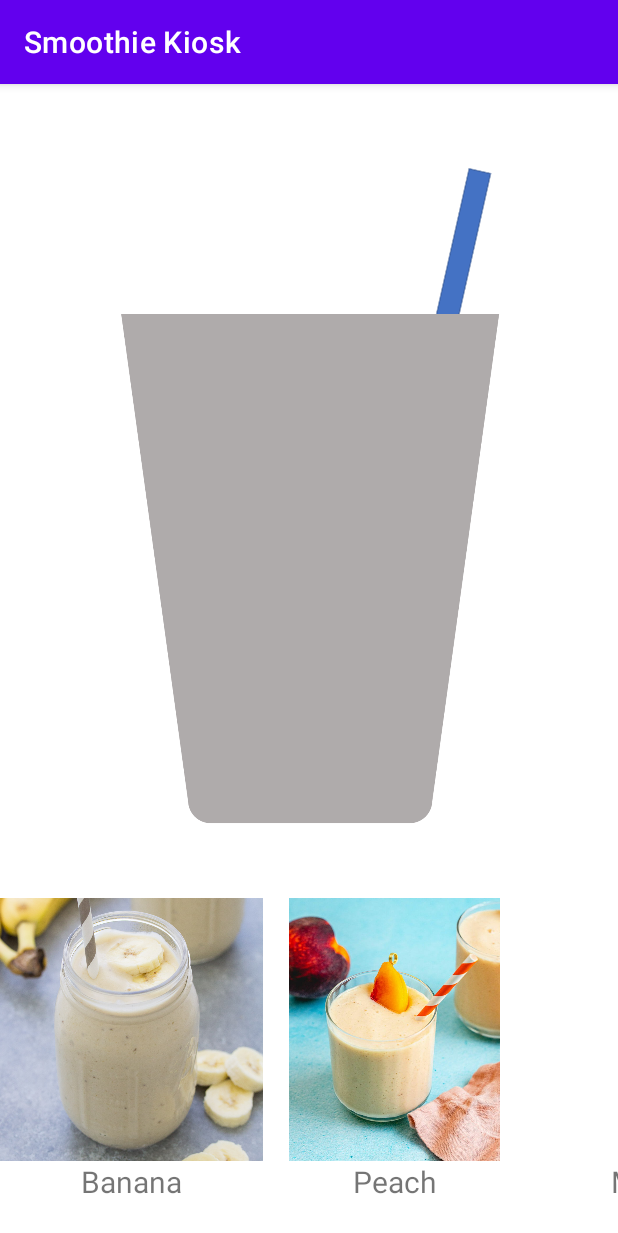
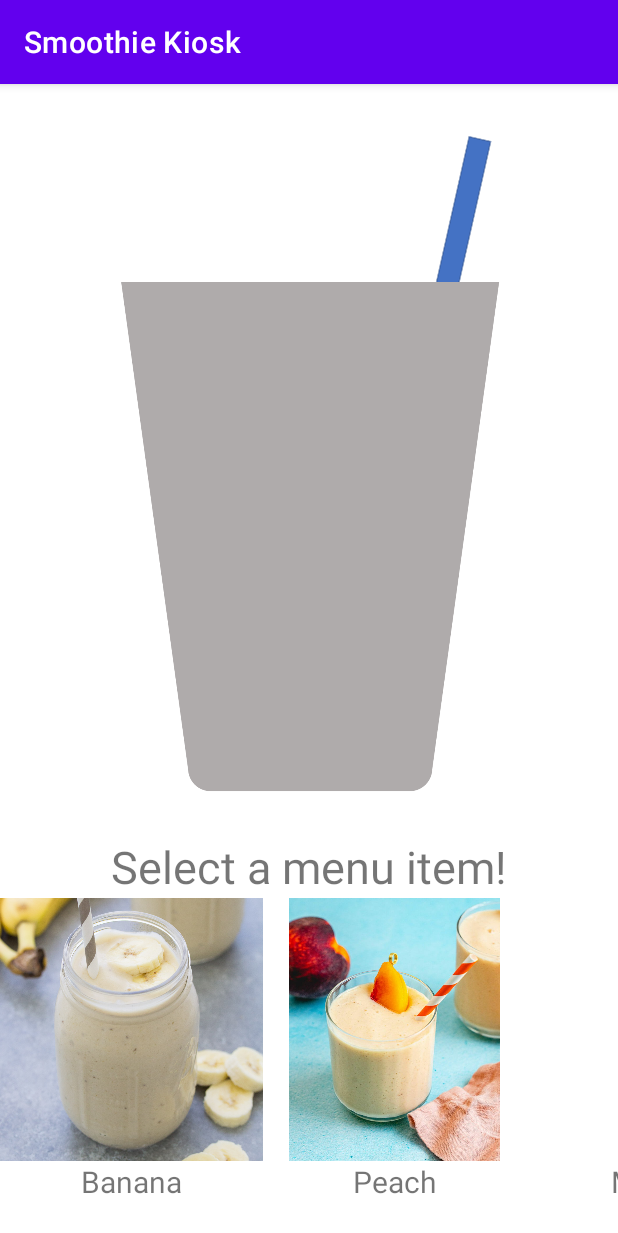
Before and after one commit to ETS-Android2/smell-kiosk, an Android app: the screen it shows after launch (MainActivity), on a phone screen of 412 x 824 dp. Shown: the top 1233 px of the screen. Run offline under Robolectric (Android 15) with nearby library versions, the phone set to English and light mode, and no system bars; libraries missing offline, so code that uses them is left out: com.synnapps.carouselview.

Commit message:
Display name of selected drink

```diff
--- a/android studio/app/src/main/java/com/example/smellarduino/MainActivity.java
+++ b/android studio/app/src/main/java/com/example/smellarduino/MainActivity.java
@@ -16,11 +16,14 @@ import android.widget.TextView;
 import com.synnapps.carouselview.CarouselView;
 import com.synnapps.carouselview.ImageListener;
 
+import org.w3c.dom.Text;
+
 import java.util.ArrayList;
 
 public class MainActivity extends AppCompatActivity {
     private LinearLayout menuLayout;
     private ImageView bigImage;
+    private TextView bigText;
     private ArrayList<MenuItem> menuItems = new ArrayList<>();
 
     @Override
@@ -33,6 +36,7 @@ public class MainActivity extends AppCompatActivity {
 
         menuLayout = this.findViewById(R.id.MenuLayout);
         bigImage = this.findViewById(R.id.BigImage);
+        bigText = this.findViewById(R.id.BigText);
 
         menuItems.add(new MenuItem("Banana", "banana", "A0"));
         menuItems.add(new MenuItem("Peach", "peach", "A0"));
@@ -40,6 +44,8 @@ public class MainActivity extends AppCompatActivity {
         menuItems.add(new MenuItem("Pineapple", "pineapple", "A0"));
         menuItems.add(new MenuItem("Strawberry", "strawberry", "A0"));
         menuItems.add(new MenuItem("Orange", "orange", "A0"));
+        menuItems.add(new MenuItem("Banana Mango", "banana_mango", "A0"));
+        menuItems.add(new MenuItem("Mango Peach", "mango_peach", "A0"));
 
         for (MenuItem item : menuItems) {
             // Adapted from https://stackoverflow.com/questions/3195668/android-programmatically-include-layout-i-e-without-xml
@@ -56,6 +62,7 @@ public class MainActivity extends AppCompatActivity {
                 @Override
                 public void onClick(View view) {
                     bigImage.setImageResource(getResources().getIdentifier(item.getDrawable(), "drawable", getPackageName()));
+                    bigText.setText(item.getName());
 
                     Intent smellIntent = new Intent(getApplicationContext(), BluetoothService.class);
                     smellIntent.putExtra("fanControl", item.getScentString());
--- a/android studio/app/src/main/res/layout/activity_main.xml
+++ b/android studio/app/src/main/res/layout/activity_main.xml
@@ -2,6 +2,7 @@
 <androidx.constraintlayout.widget.ConstraintLayout xmlns:android="http://schemas.android.com/apk/res/android"
     xmlns:app="http://schemas.android.com/apk/res-auto"
     xmlns:tools="http://schemas.android.com/tools"
+    android:id="@+id/MainActivity"
     android:layout_width="match_parent"
     android:layout_height="match_parent"
     tools:context=".MainActivity">
@@ -25,9 +26,19 @@
         android:id="@+id/BigImage"
         android:layout_width="500dp"
         android:layout_height="500dp"
-        app:layout_constraintBottom_toTopOf="@+id/scrollView2"
         app:layout_constraintEnd_toEndOf="parent"
         app:layout_constraintStart_toStartOf="parent"
         app:layout_constraintTop_toTopOf="parent"
         app:srcCompat="@drawable/empty_cup" />
+
+    <TextView
+        android:id="@+id/BigText"
+        android:layout_width="wrap_content"
+        android:layout_height="wrap_content"
+        android:text="Select a menu item!"
+        android:textSize="30dp"
+        app:layout_constraintBottom_toTopOf="@+id/scrollView2"
+        app:layout_constraintEnd_toEndOf="parent"
+        app:layout_constraintStart_toStartOf="parent"
+        app:layout_constraintTop_toBottomOf="@+id/BigImage" />
 </androidx.constraintlayout.widget.ConstraintLayout>
```
